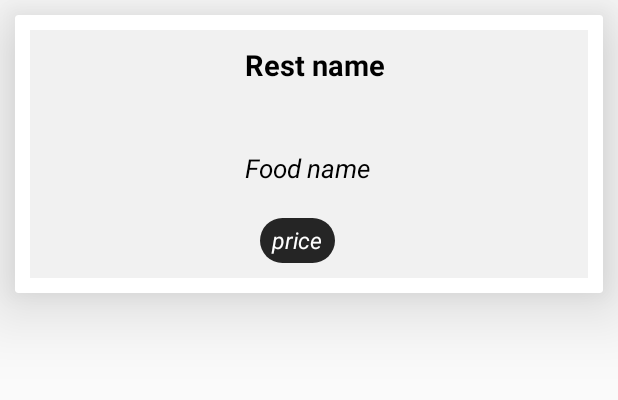
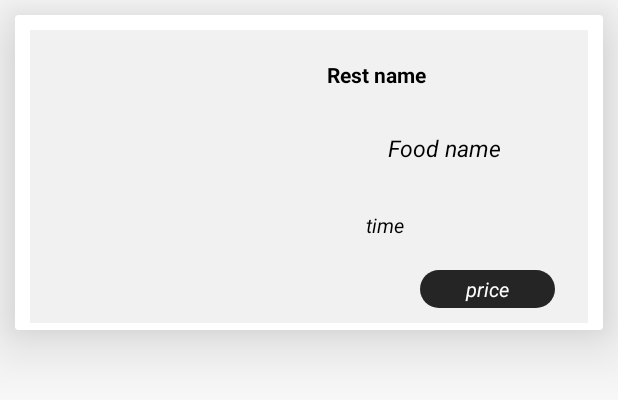
Before and after one commit to Nishant98/Findr, an Android app: the layout rvhist.xml on its own in the app's theme, with its tools: preview values and no code run, on a phone screen of 412 x 824 dp. Shown: the top 400 px of the screen. Run offline under Robolectric (Android 15) with nearby library versions, the phone set to English and light mode, and no system bars; network calls fail.

Commit message:
Add little details

```diff
--- a/app/src/main/java/com/example/sarah/nav/Data.java
+++ b/app/src/main/java/com/example/sarah/nav/Data.java
@@ -8,14 +8,16 @@ public class Data {
     private String imgname;
     private String price;
     private String rid;
+    private String time;
 
-    Data(String restaurant_name, String category, String imgname, String price, String description,String rid) {
+    Data(String restaurant_name, String category, String imgname, String price, String description,String rid, String time) {
         this.restaurant_name = restaurant_name;
         this.category = category;
         this.imgname = imgname;
         this.price = price;
         this.description=description;
         this.rid = rid;
+        this.time = time;
     }
 
     public String getRestaurant_name() {
@@ -26,4 +28,5 @@ public class Data {
     public String getCategory(){return category;}
     public String getImgname() { return imgname; }
     public String getPrice() { return price; }
+    public String getTime() {return time;}
 }
--- a/app/src/main/java/com/example/sarah/nav/HomeFragment.java
+++ b/app/src/main/java/com/example/sarah/nav/HomeFragment.java
@@ -76,7 +76,7 @@ public class HomeFragment extends Fragment {
         email_session = user.get(sessionManager.EMAIL);
         del = ip.getIp();
 
-        array.add(new Data("Guddu ka Dhaaba", "apple pie", "apple pie_68383.jpg", "50", "Lorem ipsum dolor sit amet, consectetur adipiscing elit,","1"));
+        array.add(new Data("Guddu ka Dhaaba", "apple pie", "apple pie_68383.jpg", "50", "Lorem ipsum dolor sit amet, consectetur adipiscing elit,","1",null));
 
         getUrls(email_session);
 
@@ -283,7 +283,7 @@ public class HomeFragment extends Fragment {
 //                        Log.d("get url desc ",description);
 
 
-                        array.add(new Data(restaurant_name,category,imgname,price,description,rid));
+                        array.add(new Data(restaurant_name,category,imgname,price,description,rid,null));
                         Log.d("array",""+array);
                         myAppAdapter = new MyAppAdapter(array, getActivity());
                         flingContainer.setAdapter(myAppAdapter);
@@ -358,7 +358,7 @@ public class HomeFragment extends Fragment {
             public void onSuccessResponse(String result) {
                 //System.out.print("Bool" + result);
                 if (result.equals("1")) {
-                    Toast.makeText(getActivity().getApplicationContext(), "Inserted into WishList", Toast.LENGTH_SHORT).show();
+                    //Toast.makeText(getActivity().getApplicationContext(), "Inserted into WishList", Toast.LENGTH_SHORT).show();
                 } else {
                     Toast.makeText(getActivity().getApplicationContext(), "Something went wrong", Toast.LENGTH_SHORT).show();
                 }
--- a/app/src/main/java/com/example/sarah/nav/ProfileFragment.java
+++ b/app/src/main/java/com/example/sarah/nav/ProfileFragment.java
@@ -35,6 +35,12 @@ public class ProfileFragment extends Fragment {
 
         return view;
     }
+//    @Override
+//    public void onBackPressed() {
+//        super.onBackPressed();
+//        Intent intent = new Intent(getActivity().getApplicationContext(), MainActivity.class);
+//        startActivity(intent);
+//    }
 }
 //        btnRegister = view.findViewById(R.id.registerButton);
 //        btnLogin.setOnClickListener(new View.OnClickListener() {
--- a/app/src/main/java/com/example/sarah/nav/getIp.java
+++ b/app/src/main/java/com/example/sarah/nav/getIp.java
@@ -2,7 +2,7 @@ package com.example.sarah.nav;
 
 public class getIp {
 
-    public String ip = "http://192.168.0.103";
+    public String ip = "http://192.168.43.158";
 
     public String getIp(){
         return  ip;
--- a/app/src/main/res/layout/rvhist.xml
+++ b/app/src/main/res/layout/rvhist.xml
@@ -3,65 +3,82 @@
     xmlns:app="http://schemas.android.com/apk/res-auto"
     android:orientation="vertical"
     android:layout_width="match_parent"
-    android:layout_height="wrap_content"
+    android:layout_height="210dp"
     android:layout_margin="10dp"
     app:cardElevation="30dp">
 
     <LinearLayout
-        android:padding="10dp"
-        android:layout_width = "match_parent"
-        android:layout_height = "match_parent"
+        android:layout_width="match_parent"
+        android:layout_height="195dp"
+        android:layout_margin="10dp"
         android:background="#f1f1f1"
-        android:layout_margin = "10dp">
+        android:padding="10dp">
 
         <ImageView
             android:id="@+id/food_image_history"
-            android:layout_width="128dp"
-            android:layout_height="144dp"
-            android:scaleType="centerCrop"/>
+            android:layout_width="130dp"
+            android:layout_height="180dp"
+            android:scaleType="centerCrop" />
 
         <RelativeLayout
             android:layout_width="wrap_content"
-            android:layout_height="wrap_content"
+            android:layout_height="180dp"
             android:orientation="vertical">
 
             <TextView
                 android:id="@+id/rest_name_history"
                 android:layout_width="190dp"
                 android:layout_height="wrap_content"
-                android:paddingStart="5dp"
-                android:textSize="19sp"
+                android:layout_marginTop="10dp"
+                android:paddingStart="2dp"
                 android:paddingEnd="10dp"
                 android:text="@string/rest_name"
-                android:textStyle="bold"
-                android:textColor="#000"/>
+                android:textColor="#000"
+                android:textSize="14sp"
+                android:gravity="center"
+                android:textStyle="bold" />
+
 
             <TextView
                 android:id="@+id/food_name_history"
-                android:layout_width="192dp"
-                android:layout_height="wrap_content"
-                android:paddingStart="5dp"
-                android:textSize="17sp"
-                android:paddingEnd="10dp"
-                android:layout_marginTop="70dp"
+                android:layout_width="match_parent"
+                android:layout_height="37dp"
+                android:layout_alignParentStart="true"
+                android:layout_marginStart="0dp"
+                android:layout_marginTop="50dp"
+                android:paddingStart="55dp"
+                android:gravity="center"
+                android:paddingEnd="5dp"
                 android:text="@string/food_name"
                 android:textColor="#000"
+                android:textSize="15sp"
                 android:textStyle="italic" />
 
+            <TextView
+                android:id="@+id/food_time"
+                android:layout_width="183dp"
+                android:layout_height="40dp"
+                android:layout_marginStart="5dp"
+                android:layout_marginTop="100dp"
+                android:gravity="center"
+                android:text="time"
+                android:textColor="#000"
+                android:textSize="13sp"
+                android:textStyle="italic" />
 
 
             <TextView
                 android:id="@+id/food_price_history"
-                android:layout_width="50dp"
-                android:layout_height="30dp"
-                android:layout_marginTop="115dp"
-                android:layout_marginStart="15dp"
-                android:textSize="15sp"
+                android:layout_width="90dp"
+                android:layout_height="25dp"
+                android:layout_marginStart="120dp"
+                android:layout_marginTop="150dp"
                 android:background="@drawable/capsule"
-                android:textStyle="italic"
                 android:gravity="center"
                 android:text="price"
-                android:textColor="#fff" />
+                android:textColor="#fff"
+                android:textSize="13sp"
+                android:textStyle="italic" />
         </RelativeLayout>
     </LinearLayout>
     <ProgressBar
```
Also changed, not shown: app/src/main/java/com/example/sarah/nav/ExampleDialog.java (+17 -6 lines), app/src/main/java/com/example/sarah/nav/OrderCart.java (+94 -7 lines), app/src/main/java/com/example/sarah/nav/OrderHistory.java (+29 -5 lines), app/src/main/java/com/example/sarah/nav/OrderHistoryAdapter.java (+9 -4 lines), app/src/main/java/com/example/sarah/nav/RegistrationActivity.java (+9 -9 lines), app/src/main/java/com/example/sarah/nav/WishList.java (+34 -2 lines), app/src/main/res/layout/activity_registration.xml (+18 -18 lines), app/src/main/res/layout/error_page.xml (added, +17 -0 lines).
